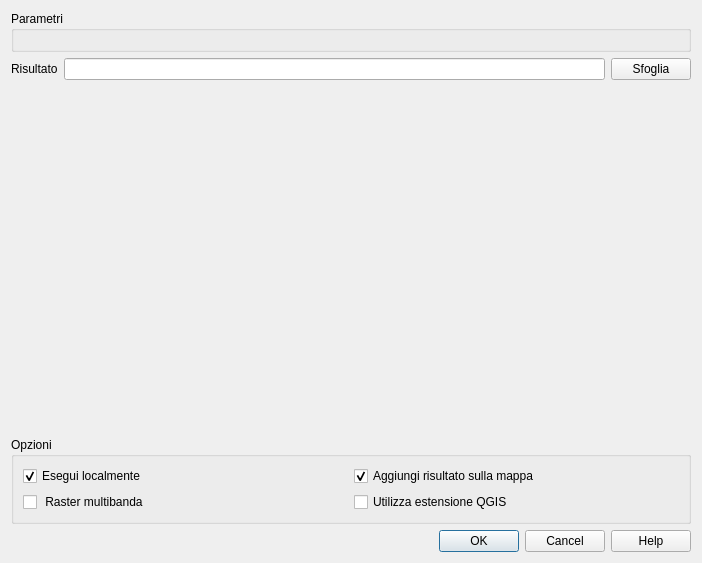
This is base.ui in ProvinciaAutonomaTrento/STEM as Qt 5 draws it before an edit. The edited form follows.
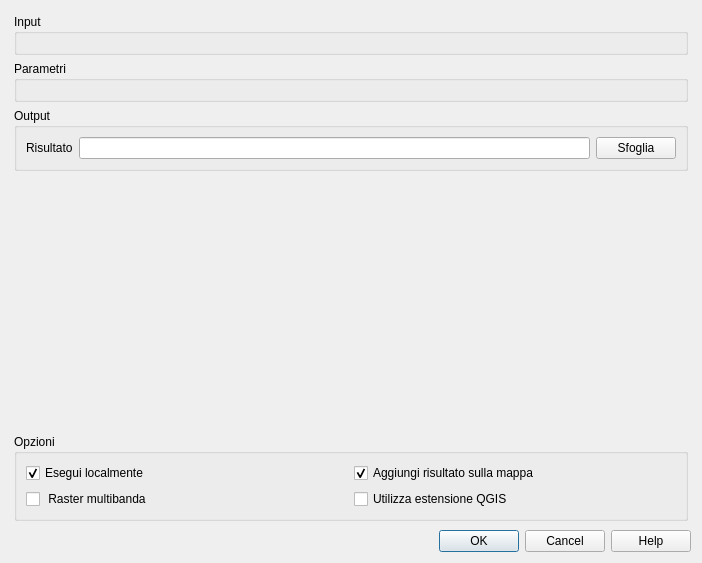
This is the edited form. Custom widgets are drawn as their Qt base class.

Commit message: more improving to base dialog

```diff
--- a/base.ui
+++ b/base.ui
@@ -15,10 +15,43 @@
   </property>
   <layout class="QGridLayout" name="gridLayout">
    <item row="0" column="0">
+    <widget class="QScrollArea" name="scrollArea">
+     <property name="frameShape">
+      <enum>QFrame::NoFrame</enum>
+     </property>
+     <property name="widgetResizable">
+      <bool>true</bool>
+     </property>
+     <widget class="QWidget" name="scrollAreaWidgetContents">
+      <property name="geometry">
+       <rect>
+        <x>0</x>
+        <y>0</y>
+        <width>684</width>
+        <height>512</height>
+       </rect>
+      </property>
+      <layout class="QGridLayout" name="gridLayout_8">
+       <property name="margin">
+        <number>3</number>
+       </property>
+       <property name="horizontalSpacing">
+        <number>6</number>
+       </property>
+       <item row="0" column="0">
     <layout class="QVBoxLayout" name="verticalLayout">
      <item>
+          <widget class="QGroupBox" name="groupBox_3">
+           <property name="title">
+            <string>Input</string>
+           </property>
+           <layout class="QGridLayout" name="gridLayout_6">
+            <item row="0" column="0">
       <layout class="QVBoxLayout" name="verticalLayout_input"/>
      </item>
+           </layout>
+          </widget>
+         </item>
      <item>
       <widget class="QGroupBox" name="groupBox_2">
        <property name="title">
@@ -32,6 +65,12 @@
       </widget>
      </item>
      <item>
+          <widget class="QGroupBox" name="groupBox_4">
+           <property name="title">
+            <string>Output</string>
+           </property>
+           <layout class="QGridLayout" name="gridLayout_7">
+            <item row="0" column="0">
       <layout class="QVBoxLayout" name="verticalLayout_output">
        <item>
         <layout class="QHBoxLayout" name="horizontalLayout_output">
@@ -59,6 +98,9 @@
        </item>
       </layout>
      </item>
+           </layout>
+          </widget>
+         </item>
      <item>
       <spacer name="verticalSpacer">
        <property name="orientation">
@@ -139,7 +181,13 @@
        </layout>
       </widget>
      </item>
-     <item>
+        </layout>
+       </item>
+      </layout>
+     </widget>
+    </widget>
+   </item>
+   <item row="1" column="0">
       <widget class="QDialogButtonBox" name="buttonBox">
        <property name="orientation">
         <enum>Qt::Horizontal</enum>
@@ -148,8 +196,6 @@
         <set>QDialogButtonBox::Cancel|QDialogButtonBox::Help|QDialogButtonBox::Ok</set>
        </property>
       </widget>
-     </item>
-    </layout>
    </item>
   </layout>
  </widget>
```
Lines whose indentation alone changed are shown as unchanged. The commit also changes 2 other files.
